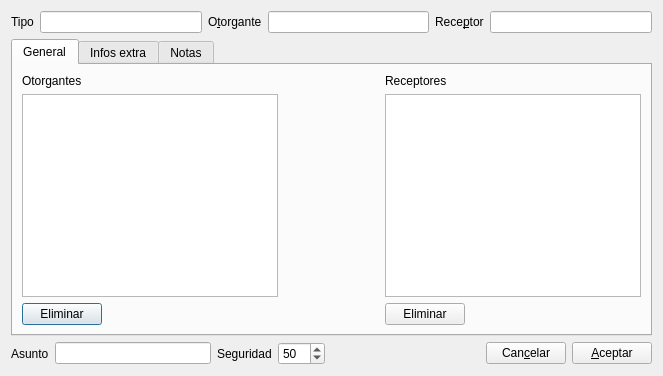
Qt form gui/dlglicenciaentrada.ui (rogorido/qtpredicadores) before a commit.
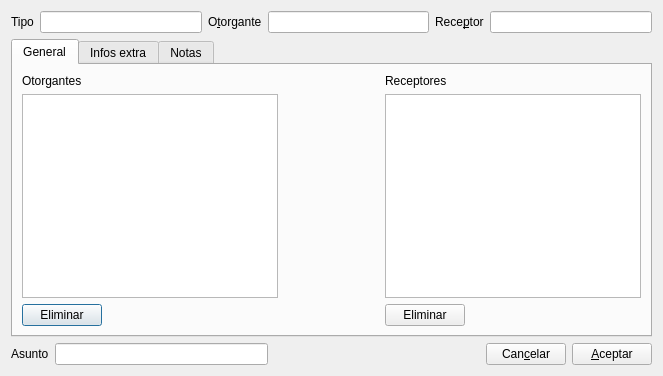
The same form after that commit. Custom widgets are drawn as their Qt base class.

Commit message: Mejoras en GUI

```diff
--- a/gui/dlglicenciaentrada.ui
+++ b/gui/dlglicenciaentrada.ui
@@ -201,29 +201,6 @@
      <item>
       <widget class="QLineEdit" name="txtAsunto"/>
      </item>
-     <item>
-      <widget class="QLabel" name="label_7">
-       <property name="text">
-        <string>Seguridad</string>
-       </property>
-       <property name="buddy">
-        <cstring>label_7</cstring>
-       </property>
-      </widget>
-     </item>
-     <item>
-      <widget class="QSpinBox" name="spSeguridad">
-       <property name="maximum">
-        <number>100</number>
-       </property>
-       <property name="singleStep">
-        <number>10</number>
-       </property>
-       <property name="value">
-        <number>50</number>
-       </property>
-      </widget>
-     </item>
      <item>
       <spacer name="horizontalSpacer">
        <property name="orientation">
```
Left out of the diff: 1 changed line with no effect on the pictures. The commit also changes 1 other file.
